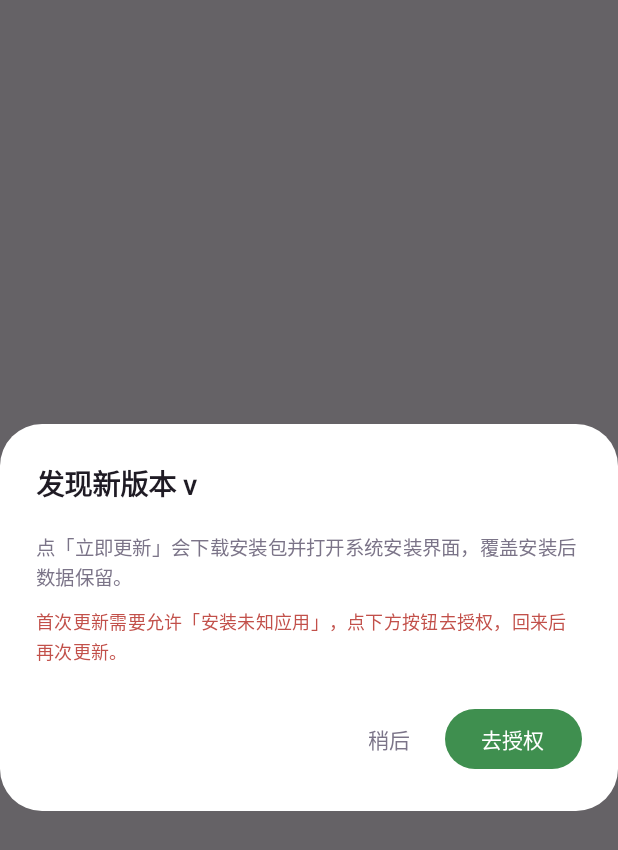
After one commit to ssyPromax/ToDoList, an Android app built with Jetpack Compose: the composable UpdatePromptDialog called with empty values, on a phone screen of 412 x 824 dp. The commit adds this screen. Shown: the top 850 px of the screen. Run offline under Robolectric (Android 15) with nearby library versions, the phone set to English and light mode, and no system bars.

Commit message:
feat(update): 应用内下载 + 签名校验 + 系统安装器一键更新（v1.5.0）

```diff
--- a/app/build.gradle.kts
+++ b/app/build.gradle.kts
@@ -12,8 +12,8 @@ android {
         applicationId = "com.dswork.list"
         minSdk = 26
         targetSdk = 37
-        versionCode = 8
-        versionName = "1.4.0"
+        versionCode = 9
+        versionName = "1.5.0"
     }
 
     buildTypes {
--- /dev/null
+++ b/app/src/main/java/com/dswork/list/ui/UpdatePromptDialog.kt
@@ -0,0 +1,103 @@
+package com.dswork.list.ui
+
+import androidx.compose.foundation.layout.Column
+import androidx.compose.foundation.layout.Spacer
+import androidx.compose.foundation.layout.fillMaxWidth
+import androidx.compose.foundation.layout.height
+import androidx.compose.material3.AlertDialog
+import androidx.compose.material3.Button
+import androidx.compose.material3.ButtonDefaults
+import androidx.compose.material3.LinearProgressIndicator
+import androidx.compose.material3.Text
+import androidx.compose.material3.TextButton
+import androidx.compose.runtime.Composable
+import androidx.compose.runtime.remember
+import androidx.compose.ui.Modifier
+import androidx.compose.ui.platform.LocalContext
+import androidx.compose.ui.text.font.FontWeight
+import androidx.compose.ui.unit.dp
+import androidx.compose.ui.unit.sp
+import com.dswork.list.notify.ApkUpdater
+import com.dswork.list.ui.theme.LocalListPalette
+
+/** 发现新版本后的更新提示：下载 → 校验 → 打开系统安装器。 */
+@Composable
+fun UpdatePromptDialog(version: String, onDismiss: () -> Unit) {
+    val palette = LocalListPalette.current
+    val context = LocalContext.current
+    val canInstall = remember { ApkUpdater.canInstall(context) }
+    val downloading = ApkUpdater.downloading
+    val progress = ApkUpdater.progress
+    val message = ApkUpdater.message
+
+    AlertDialog(
+        onDismissRequest = onDismiss,
+        containerColor = palette.card,
+        titleContentColor = palette.textPrimary,
+        textContentColor = palette.textSecondary,
+        title = {
+            Text(
+                text = "发现新版本 v$version",
+                fontSize = 19.sp,
+                fontWeight = FontWeight.SemiBold,
+                color = palette.textPrimary,
+            )
+        },
+        text = {
+            Column {
+                Text(
+                    text = "点「立即更新」会下载安装包并打开系统安装界面，覆盖安装后数据保留。",
+                    fontSize = 13.sp,
+                    color = palette.textSecondary,
+                )
+                if (!canInstall) {
+                    Spacer(Modifier.height(10.dp))
+                    Text(
+                        text = "首次更新需要允许「安装未知应用」，点下方按钮去授权，回来后再次更新。",
+                        fontSize = 12.sp,
+                        color = palette.danger,
+                    )
+                }
+                if (downloading) {
+                    Spacer(Modifier.height(12.dp))
+                    LinearProgressIndicator(
+                        progress = { progress ?: 0f },
+                        modifier = Modifier.fillMaxWidth(),
+                        color = palette.accent,
+                        trackColor = palette.border,
+                    )
+                    Spacer(Modifier.height(6.dp))
+                    Text(
+                        text = "${((progress ?: 0f) * 100).toInt()}%",
+                        fontSize = 12.sp,
+                        color = palette.textSecondary,
+                    )
+                }
+                message?.let {
+                    Spacer(Modifier.height(10.dp))
+                    Text(text = it, fontSize = 12.sp, color = palette.textSecondary)
+                }
+            }
+        },
+        confirmButton = {
+            Button(
+                onClick = {
+                    if (!ApkUpdater.canInstall(context)) {
+                        ApkUpdater.openUnknownSourcesSettings(context)
+                    } else {
+                        ApkUpdater.start(context, version)
+                    }
+                },
+                enabled = !downloading,
+                colors = ButtonDefaults.buttonColors(containerColor = palette.accent),
+            ) {
+                Text(if (ApkUpdater.canInstall(context)) "立即更新" else "去授权")
+            }
+        },
+        dismissButton = {
+            TextButton(onClick = onDismiss) {
+                Text("稍后", color = palette.textSecondary)
+            }
+        },
+    )
+}
--- /dev/null
+++ b/app/src/main/res/xml/file_paths.xml
@@ -0,0 +1,6 @@
+<?xml version="1.0" encoding="utf-8"?>
+<paths>
+    <cache-path
+        name="updates"
+        path="updates/" />
+</paths>
```
Also changed, not shown: app/src/main/AndroidManifest.xml (+11 -0 lines), app/src/main/java/com/dswork/list/MainActivity.kt (+22 -0 lines), app/src/main/java/com/dswork/list/notify/ApkUpdater.kt (added, +185 -0 lines), app/src/main/java/com/dswork/list/notify/UpdateNotifier.kt (+17 -10 lines), app/src/main/java/com/dswork/list/ui/AboutDialog.kt (+28 -3 lines), 3 other files.
